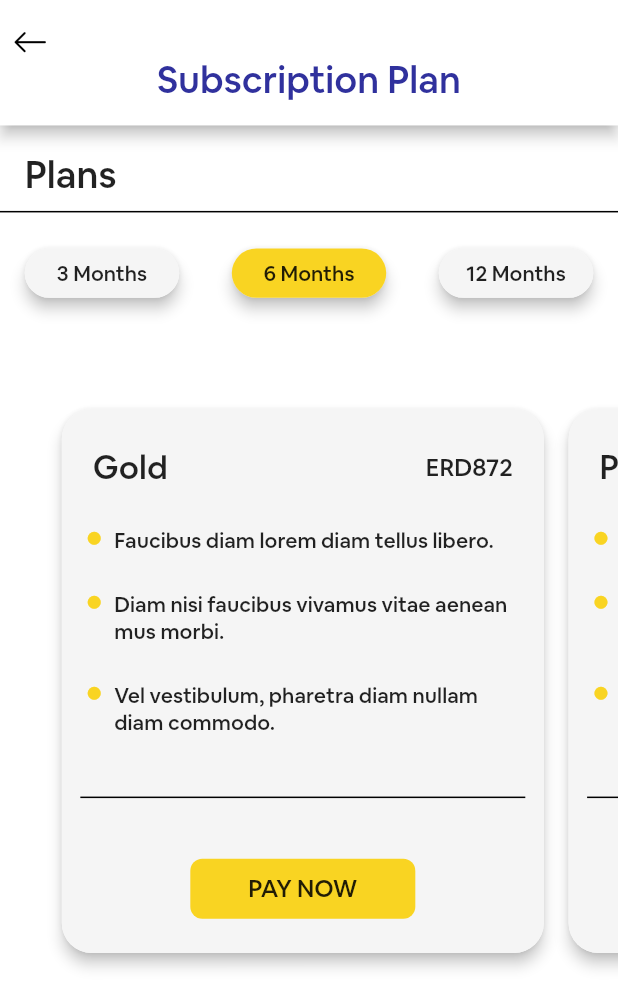
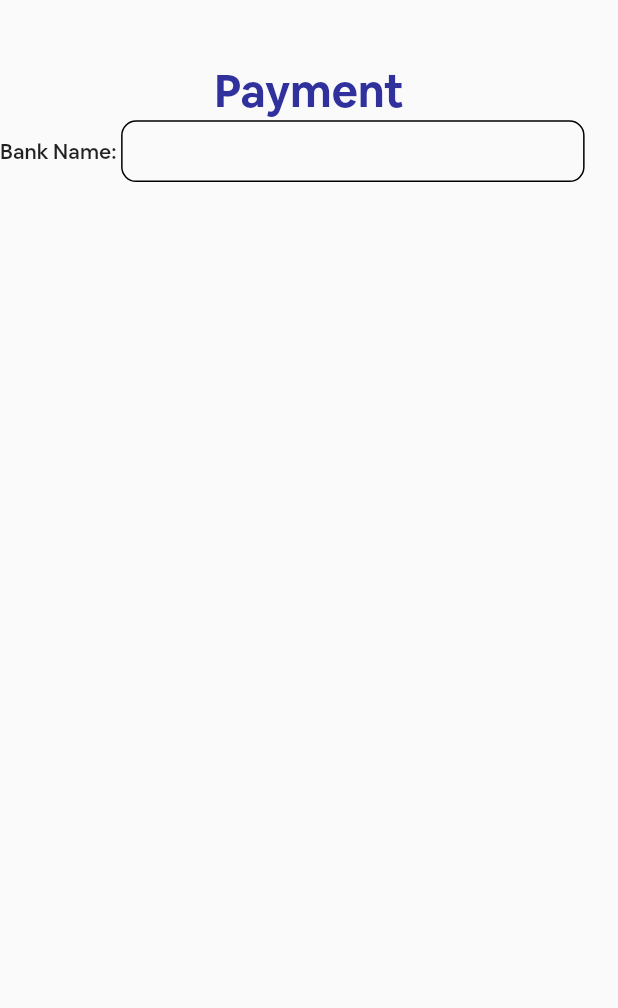
Before and after one commit to ajayphogat/Audition-App_Flutter, a Flutter app: the SubscriptionPage screen opened by its route, after a tap on "PAY NOW", on a phone screen of 412 x 824 dp. Shown: the top 1008 px of the screen. Run offline on Flutter 3.47's test engine with Material 2 defaults, Android fonts, the phone set to English and light mode, and no system bars; our stand-ins replace flutter_chat_bubble, flutter_svg, readmore.

Commit message:
Working on Payment Page

```diff
--- a/lib/bottomNavigation/homePage.dart
+++ b/lib/bottomNavigation/homePage.dart
@@ -38,7 +38,7 @@ class _HomePageState extends State<HomePage> {
                     padding: EdgeInsets.only(
                         left: screenWidth * 0.05,
                         right: screenWidth * 0.05,
-                        top: screenHeight * 0.093,
+                        top: screenHeight * 0.085,
                         bottom: screenHeight * 0.03),
                     child: Column(
                       crossAxisAlignment: CrossAxisAlignment.start,
@@ -175,7 +175,7 @@ class _HomePageState extends State<HomePage> {
                 ),
               ],
             ),
-            const SizedBox(height: 20),
+            SizedBox(height: screenHeight * 0.01),
             Container(
               padding: EdgeInsets.only(left: screenWidth * 0.04),
               width: screenWidth,
--- a/lib/main.dart
+++ b/lib/main.dart
@@ -28,6 +28,7 @@ import 'package:first_app/pages/myProfilePages/detailPages/socialMediaPage.dart'
 import 'package:first_app/pages/myProfilePages/detailPages/subscriptionPage.dart';
 import 'package:first_app/pages/myProfilePages/mediaPage.dart';
 import 'package:first_app/pages/myProfilePages/myProfilePage.dart';
+import 'package:first_app/pages/paymentPage/paymentPage.dart';
 import 'package:first_app/pages/splashScreen/firstScreen.dart';
 import 'package:first_app/pages/splashScreen/secondScreen.dart';
 import 'package:flutter/material.dart';
@@ -56,7 +57,7 @@ class MyAPP extends StatelessWidget {
         initialRoute: "/",
         routes: {
           "/": (context) =>
-              const FirstSplashScreen(), //FIXME: Change this Starting Screen
+              const PaymentPage(), //FIXME: Change this Starting Screen
 
           SecondSplashScreen.routeName: (context) => const SecondSplashScreen(),
 
@@ -110,6 +111,9 @@ class MyAPP extends StatelessWidget {
           // My Profile Page - Create Profile Page
           CreateProfilePage.routeName: (context) => const CreateProfilePage(),
 
+          // Payment Page
+          PaymentPage.routeName: (context) => const PaymentPage(),
+
           // Bottom Navigation Bar
           BottomNavigationPage.routeName: (context) =>
               const BottomNavigationPage(),
--- a/lib/pages/myProfilePages/detailPages/subscriptionPage.dart
+++ b/lib/pages/myProfilePages/detailPages/subscriptionPage.dart
@@ -2,6 +2,7 @@ import 'package:first_app/common/common.dart';
 import 'package:first_app/common/data.dart';
 import 'package:first_app/constants.dart';
 import 'package:first_app/customize/my_flutter_app_icons.dart';
+import 'package:first_app/pages/paymentPage/paymentPage.dart';
 import 'package:flutter/material.dart';
 
 class SubscriptionPage extends StatefulWidget {
@@ -162,7 +163,10 @@ class _SubscriptionPageState extends State<SubscriptionPage> {
                           SizedBox(height: screenHeight * 0.04),
                           InkWell(
                             //TODO: Assign a function to perform with this buttom
-                            onTap: () {},
+                            onTap: () {
+                              Navigator.pushNamed(
+                                  context, PaymentPage.routeName);
+                            },
                             child: Container(
                               alignment: Alignment.center,
                               width: 150,
--- /dev/null
+++ b/lib/pages/paymentPage/paymentPage.dart
@@ -0,0 +1,61 @@
+import 'package:first_app/constants.dart';
+import 'package:flutter/material.dart';
+
+class PaymentPage extends StatefulWidget {
+  const PaymentPage({Key? key}) : super(key: key);
+
+  static const String routeName = '/payment-page';
+
+  @override
+  State<PaymentPage> createState() => _PaymentPageState();
+}
+
+class _PaymentPageState extends State<PaymentPage> {
+  @override
+  Widget build(BuildContext context) {
+    double screenWidth = MediaQuery.of(context).size.width;
+    double screenHeight = MediaQuery.of(context).size.height;
+    return Scaffold(
+      body: SingleChildScrollView(
+        child: SafeArea(
+          child: Column(
+            children: [
+              Padding(
+                padding: EdgeInsets.only(top: screenHeight * 0.05),
+                child: Row(
+                  mainAxisAlignment: MainAxisAlignment.center,
+                  children: const [
+                    Text(
+                      "Payment",
+                      style: TextStyle(
+                        fontSize: 30,
+                        color: thirdColor,
+                        fontWeight: FontWeight.bold,
+                      ),
+                    ),
+                  ],
+                ),
+              ),
+              Row(
+                children: [
+                  const Text("Bank Name: "),
+                  Container(
+                    width: screenWidth * 0.75,
+                    height: screenHeight * 0.05,
+                    margin: EdgeInsets.only(left: screenWidth * 0.0),
+                    decoration: BoxDecoration(
+                      borderRadius: BorderRadius.circular(10),
+                      border: Border.all(
+                        color: Colors.black,
+                      ),
+                    ),
+                  ),
+                ],
+              ),
+            ],
+          ),
+        ),
+      ),
+    );
+  }
+}
```
Also changed, not shown: lib/common/common.dart (+4 -4 lines), lib/pages/inboxPages/messagePage.dart (+10 -7 lines), asset/icons/send_button.svg (added).
